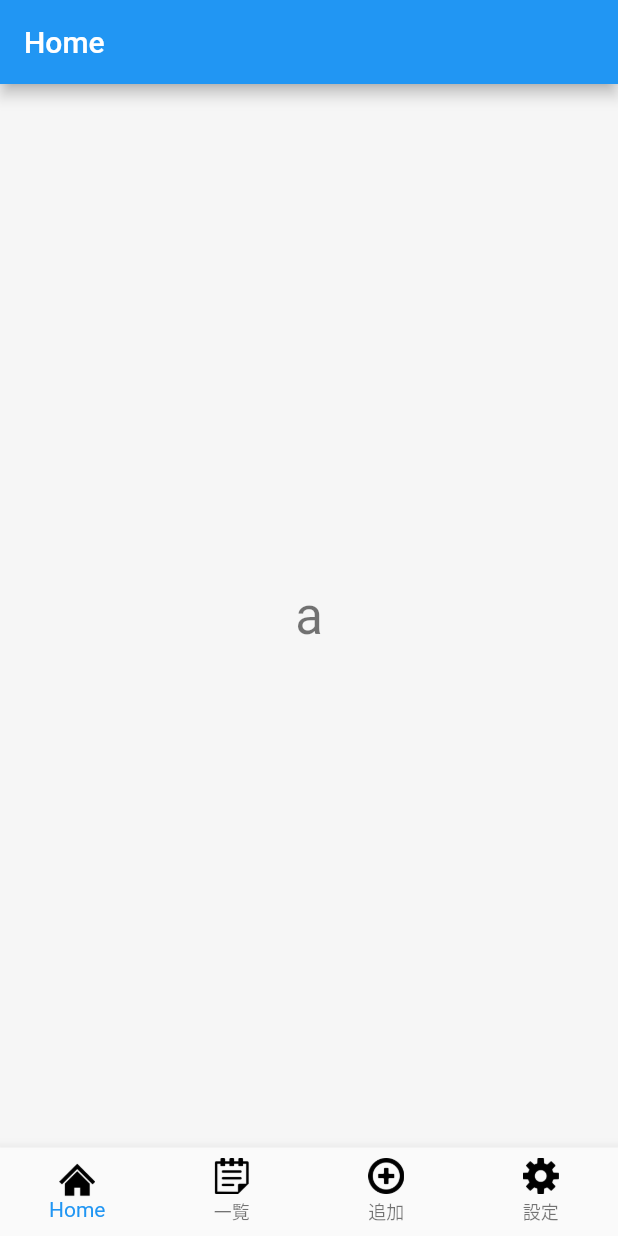
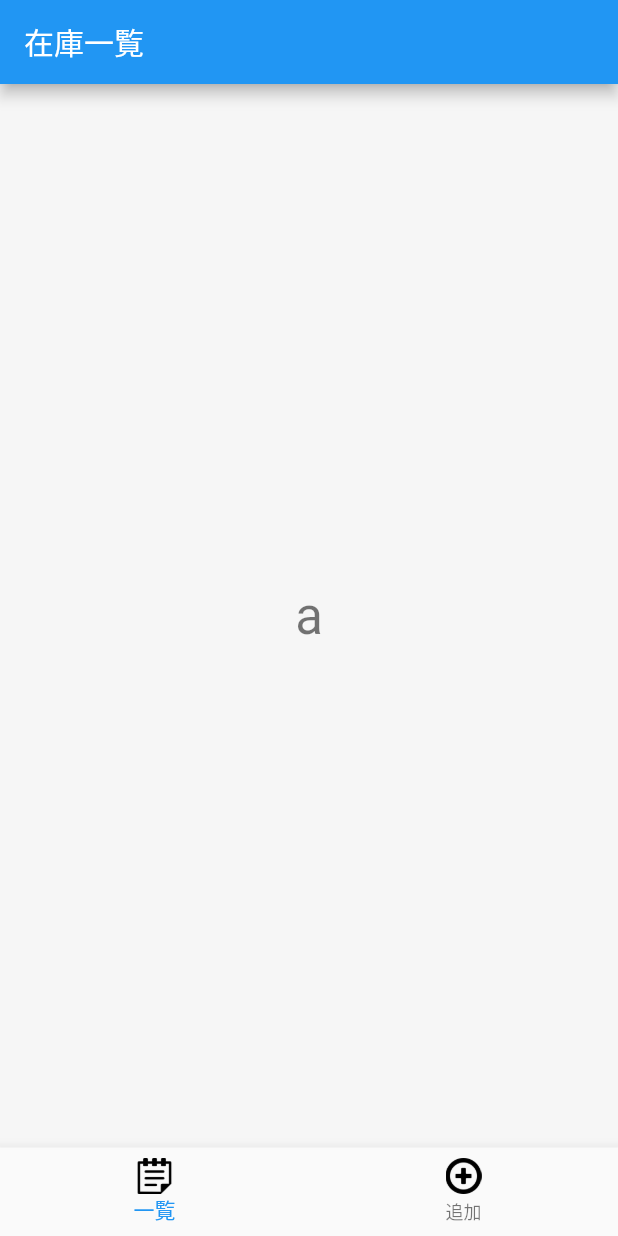
Before and after one commit to ibuki-iida/pj_inventory_management_app, a Flutter app: the screen it shows after launch, on a phone screen of 412 x 824 dp. Run offline on Flutter 3.47's test engine with Material 2 defaults, Android fonts, the phone set to English and light mode, and no system bars; Roboto replaces fonts that are missing (YuGothic).

Commit message:
fix: 設定とHomeは後回しにするので、コメントアウト

```diff
--- a/lib/main.dart
+++ b/lib/main.dart
@@ -22,7 +22,7 @@ class MyApp extends StatelessWidget {
         scaffoldBackgroundColor: AppColors.lightGray,
         accentColor: Colors.red,
       ),
-      home: MyHomePage(title: 'Home'),
+      home: MyHomePage(title: '在庫一覧'),
     );
   }
 }
@@ -62,18 +62,18 @@ class _MyHomePageState extends State<MyHomePage> {
     return BottomNavigationBar(
       type: BottomNavigationBarType.fixed,
       items: [
-        BottomNavigationBarItem(
-          icon: ImageIcon(
-            AssetImage('assets/images/hdpi/home_tab_icon.png'),
-            color: Colors.black,
-          ),
-          title: Text(
-            'Home',
-            style: TextStyle(
-              color: Colors.black,
-            ),
-          ),
-        ),
+//        BottomNavigationBarItem(
+//          icon: ImageIcon(
+//            AssetImage('assets/images/hdpi/home_tab_icon.png'),
+//            color: Colors.black,
+//          ),
+//          title: Text(
+//            'Home',
+//            style: TextStyle(
+//              color: Colors.black,
+//            ),
+//          ),
+//        ),
         BottomNavigationBarItem(
           icon: ImageIcon(
             AssetImage('assets/images/hdpi/list_tab_icon.png'),
@@ -98,18 +98,18 @@ class _MyHomePageState extends State<MyHomePage> {
             ),
           ),
         ),
-        BottomNavigationBarItem(
-          icon: ImageIcon(
-            AssetImage('assets/images/hdpi/preference_tab_icon.png'),
-            color: Colors.black,
-          ),
-          title: Text(
-            '設定',
-            style: TextStyle(
-              color: Colors.black,
-            ),
-          ),
-        )
+//        BottomNavigationBarItem(
+//          icon: ImageIcon(
+//            AssetImage('assets/images/hdpi/preference_tab_icon.png'),
+//            color: Colors.black,
+//          ),
+//          title: Text(
+//            '設定',
+//            style: TextStyle(
+//              color: Colors.black,
+//            ),
+//          ),
+//        )
       ],
     );
   }
```
